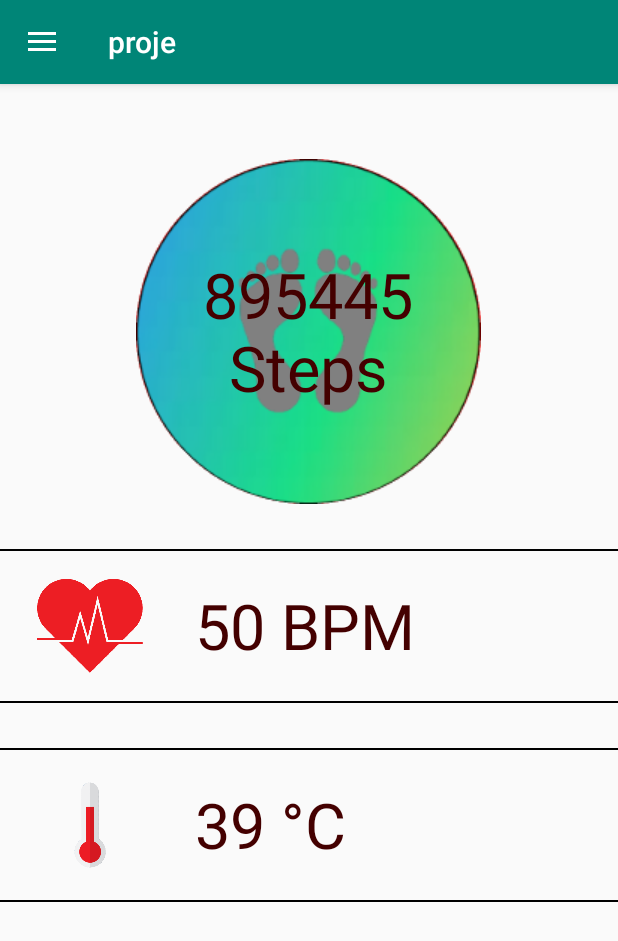
After one commit to CelalCanKaya/aTracker, an Android app: the MainScreen screen opened directly, with no data from a screen before it, on a phone screen of 412 x 824 dp. The commit adds this screen. Shown: the top 941 px of the screen. Run offline under Robolectric (Android 15) with nearby library versions, the phone set to English and light mode, and no system bars.

```diff
--- a/app/src/main/AndroidManifest.xml
+++ b/app/src/main/AndroidManifest.xml
@@ -9,6 +9,9 @@
         android:roundIcon="@mipmap/ic_launcher_round"
         android:supportsRtl="true"
         android:theme="@style/AppTheme">
+        <activity android:name=".SplashScreen"
+            android:theme="@style/Theme.AppCompat.NoActionBar"/>
+        <activity android:name=".MainScreen"/>
         <activity android:name=".MainActivity">
             <intent-filter>
                 <action android:name="android.intent.action.MAIN" />
--- /dev/null
+++ b/app/src/main/java/com/example/proje/MainScreen.java
@@ -0,0 +1,35 @@
+package com.example.proje;
+
+
+import android.content.Intent;
+import android.support.v4.widget.DrawerLayout;
+import android.support.v7.app.ActionBarDrawerToggle;
+import android.support.v7.app.AppCompatActivity;
+import android.os.Bundle;
+import android.view.MenuItem;
+
+public class MainScreen extends AppCompatActivity {
+    protected DrawerLayout mdrawerLayout;
+    protected ActionBarDrawerToggle actionBarDrawerToggle;
+
+    @Override
+    protected void onCreate(Bundle savedInstanceState) {
+        super.onCreate(savedInstanceState);
+        setContentView(R.layout.main_screen);
+        mdrawerLayout = findViewById(R.id.drawerLayout);
+        actionBarDrawerToggle = new ActionBarDrawerToggle(this, mdrawerLayout, R.string.open, R.string.close);
+        mdrawerLayout.addDrawerListener(actionBarDrawerToggle);
+        actionBarDrawerToggle.syncState();
+        getSupportActionBar().setDisplayHomeAsUpEnabled(true);
+
+    }
+
+    @Override
+    public boolean onOptionsItemSelected(MenuItem item) {
+        if(actionBarDrawerToggle.onOptionsItemSelected(item)) {
+            return true;
+        }
+
+        return super.onOptionsItemSelected(item);
+    }
+}
--- /dev/null
+++ b/app/src/main/res/layout/main_screen.xml
@@ -0,0 +1,129 @@
+<?xml version="1.0" encoding="utf-8"?>
+<android.support.v4.widget.DrawerLayout xmlns:android="http://schemas.android.com/apk/res/android"
+    xmlns:app="http://schemas.android.com/apk/res-auto"
+    xmlns:tools="http://schemas.android.com/tools"
+    android:id="@+id/drawerLayout"
+    android:layout_width="match_parent"
+    android:layout_height="match_parent">
+
+
+    <LinearLayout
+        android:layout_width="match_parent"
+        android:layout_height="match_parent"
+        android:gravity="center_horizontal"
+        android:orientation="vertical"
+        >
+
+        <RelativeLayout
+            android:layout_width="wrap_content"
+            android:layout_height="wrap_content"
+            android:layout_marginTop="50dp"
+            android:gravity="center_vertical">
+
+            <TextView
+                android:id="@+id/textView1"
+                android:layout_width="wrap_content"
+                android:layout_height="wrap_content"
+                android:layout_centerHorizontal="true"
+                android:layout_centerVertical="true"
+                android:background="@drawable/footstep2"
+                android:gravity="center"
+                android:text="895445\nSteps"
+                android:textColor="#400"
+                android:textSize="42sp" />
+
+        </RelativeLayout>
+
+        <View
+            android:layout_width="match_parent"
+            android:layout_height="1dp"
+            android:layout_marginTop="30dp"
+            android:background="@android:color/black" />
+
+        <LinearLayout
+            android:layout_width="match_parent"
+            android:layout_height="wrap_content"
+            android:gravity="left"
+            android:orientation="horizontal">
+
+            <ImageView
+                android:id="@+id/imageView2"
+                android:layout_width="100dp"
+                android:layout_height="100dp"
+                android:layout_marginLeft="10dp"
+                android:gravity="left"
+
+                app:srcCompat="@drawable/hearthbeat" />
+
+            <TextView
+                android:id="@+id/textView2"
+                android:layout_width="match_parent"
+                android:layout_height="match_parent"
+                android:layout_marginLeft="20dp"
+                android:gravity="center_vertical"
+                android:text="50 BPM"
+                android:textColor="#400"
+                android:textSize="42sp" />
+
+        </LinearLayout>
+
+        <View
+            android:layout_width="match_parent"
+            android:layout_height="1dp"
+            android:background="@android:color/black" />
+
+
+        <View
+            android:layout_width="match_parent"
+            android:layout_height="1dp"
+            android:layout_marginTop="30dp"
+            android:background="@android:color/black" />
+
+        <LinearLayout
+            android:layout_width="match_parent"
+            android:layout_height="wrap_content"
+            android:gravity="left"
+            android:orientation="horizontal">
+
+            <ImageView
+                android:id="@+id/imageView3"
+                android:layout_width="100dp"
+                android:layout_height="100dp"
+                android:layout_marginLeft="10dp"
+                android:gravity="left"
+                android:padding="10dp"
+                app:srcCompat="@drawable/temperature" />
+
+            <TextView
+                android:id="@+id/textView3"
+                android:layout_width="match_parent"
+                android:layout_height="match_parent"
+                android:layout_marginLeft="20dp"
+                android:gravity="center_vertical"
+                android:text="39 °C"
+                android:textColor="#400"
+                android:textSize="42sp" />
+
+        </LinearLayout>
+
+        <View
+            android:layout_width="match_parent"
+            android:layout_height="1dp"
+            android:background="@android:color/black" />
+
+    </LinearLayout>
+
+
+    <android.support.design.widget.NavigationView
+        android:layout_width="wrap_content"
+        android:layout_height="match_parent"
+        app:itemBackground="@android:color/darker_gray"
+        android:background="@android:color/black"
+        app:itemIconTint="@android:color/white"
+        app:menu="@menu/drawermenu"
+        android:layout_gravity="start"
+        >
+
+    </android.support.design.widget.NavigationView>
+
+</android.support.v4.widget.DrawerLayout>
```
Also changed, not shown: app/src/main/java/com/example/proje/MainActivity.java (+4 -17 lines), app/src/main/java/com/example/proje/SplashScreen.java (added, +38 -0 lines), app/src/main/res/anim/transition.xml (added, +7 -0 lines), app/src/main/res/layout/activity_main.xml (+3 -125 lines), app/src/main/res/layout/splash_screen.xml (added, +16 -0 lines).
